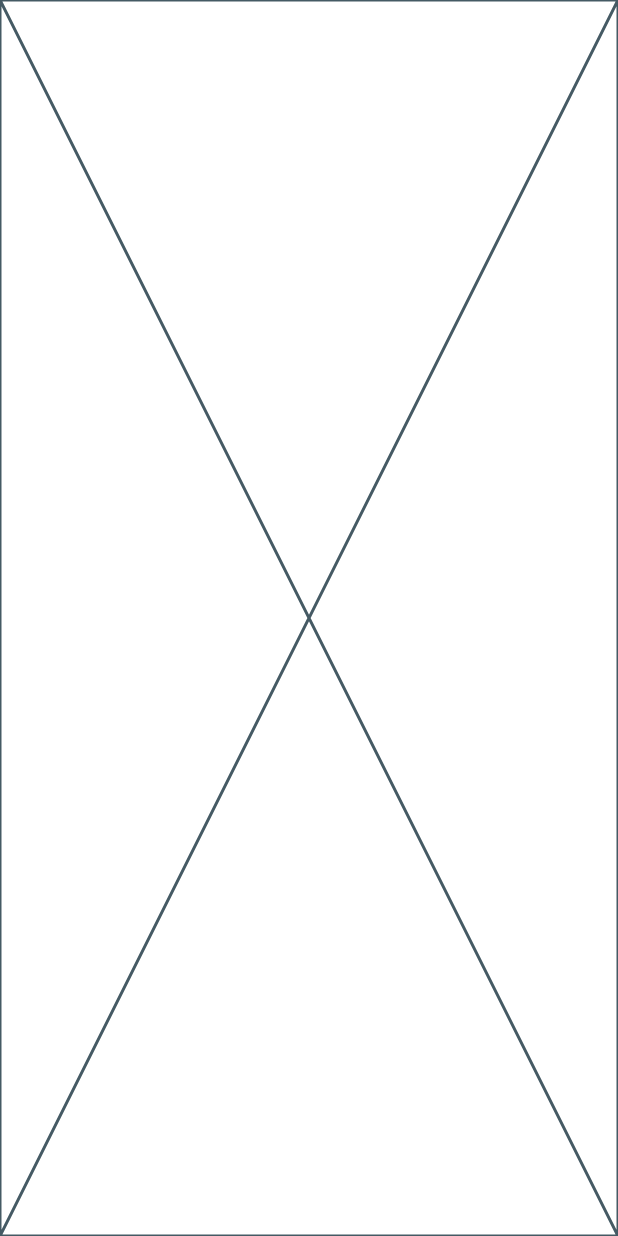
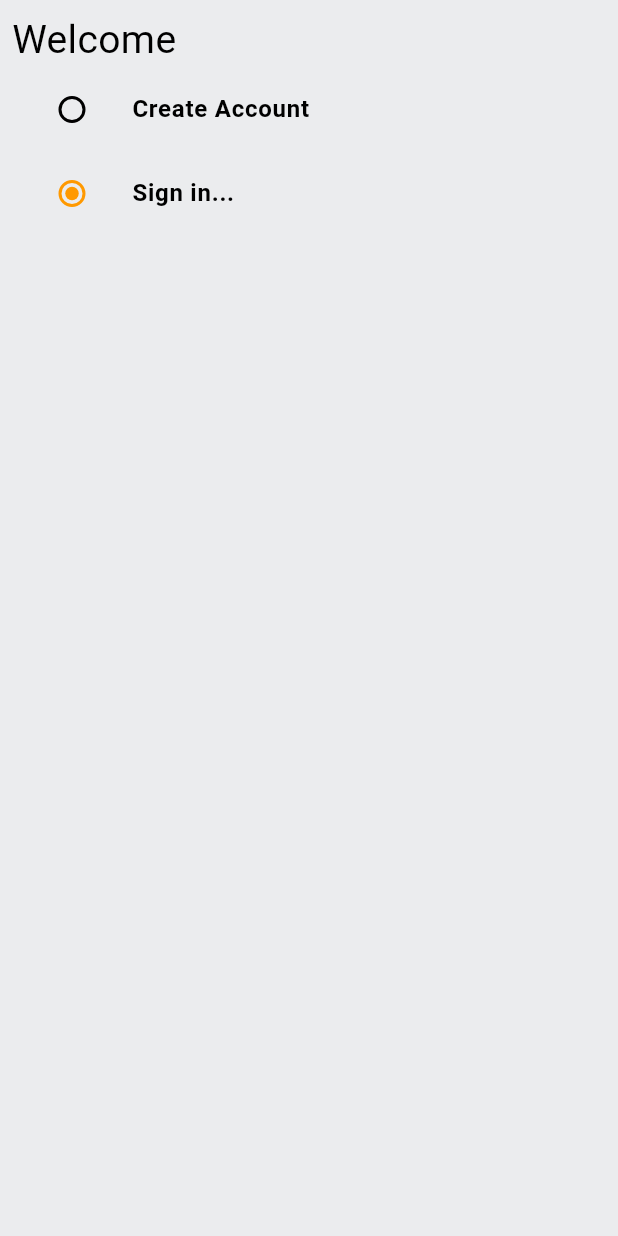
Before and after one commit to muproject990/amazonclone, a Flutter app: the screen it shows after launch, on a phone screen of 412 x 824 dp. Run offline on Flutter 3.47's test engine with Material 3 defaults, Android fonts, the phone set to English and light mode, and no system bars.

Commit message:
sign up ui created

```diff
--- a/lib/features/auth/screens/auth-screen.dart
+++ b/lib/features/auth/screens/auth-screen.dart
@@ -1,4 +1,12 @@
+import 'package:ecommerce_android_app/common/widgets/custom_button.dart';
+import 'package:ecommerce_android_app/common/widgets/custom_textfield.dart';
+import 'package:ecommerce_android_app/constants/globalvaariables.dart';
 import 'package:flutter/material.dart';
+
+enum Auth {
+  signin,
+  signup,
+}
 
 class AuthScreen extends StatefulWidget {
   static const String routeName = 'auth-screen';
@@ -9,8 +17,108 @@
 }
 
 class _AuthScreenState extends State<AuthScreen> {
+  Auth _authMode = Auth.signin;
+  final _signUpformKey = GlobalKey<FormState>();
+  final _signInformKey = GlobalKey<FormState>();
+  final TextEditingController _nameController = TextEditingController();
+  final TextEditingController _emailController = TextEditingController();
+  final TextEditingController _passwordController = TextEditingController();
+
+  @override
+  void dispose() {
+    _nameController.dispose();
+    _emailController.dispose();
+    _passwordController.dispose();
+    super.dispose();
+  }
+
   @override
   Widget build(BuildContext context) {
-    return const Placeholder();
+    return Scaffold(
+      backgroundColor: GlobalVariables.greyBackgroundCOlor,
+      body: SafeArea(
+          child: Padding(
+        padding: const EdgeInsets.all(8),
+        child: Column(
+          crossAxisAlignment: CrossAxisAlignment.start,
+          children: [
+            const Text(
+              "Welcome",
+              style: TextStyle(fontSize: 26),
+            ),
+            ListTile(
+              tileColor: _authMode == Auth.signup
+                  ? GlobalVariables.backgroundColor
+                  : GlobalVariables.greyBackgroundCOlor,
+              title: const Text(
+                "Create Account",
+                style: TextStyle(
+                  fontWeight: FontWeight.bold,
+                ),
+              ),
+              leading: Radio(
+                value: Auth.signup,
+                groupValue: _authMode,
+                activeColor: GlobalVariables.secondaryColor,
+                onChanged: (Auth? value) {
+                  setState(() {
+                    _authMode = value!;
+                  });
+                },
+              ),
+            ),
+            if (_authMode == Auth.signup)
+              Container(
+                padding: const EdgeInsets.all(9),
+                color: GlobalVariables.backgroundColor,
+                child: Form(
+                  key: _signUpformKey,
+                  child: Column(
+                    children: [
+                      CustomTextfield(
+                        controller: _nameController,
+                        hintText: "Name",
+                      ),
+                      const SizedBox(height: 10),
+                      CustomTextfield(
+                        controller: _emailController,
+                        hintText: "Email",
+                      ),
+                      const SizedBox(height: 10),
+                      CustomTextfield(
+                        controller: _passwordController,
+                        hintText: "Password",
+                      ),
+                      const SizedBox(height: 10),
+                      CustomButton(
+                        text: "Sign Up",
+                        onTap: () {},
+                      )
+                    ],
+                  ),
+                ),
+              ),
+            ListTile(
+              title: const Text(
+                "Sign in...",
+                style: TextStyle(
+                  fontWeight: FontWeight.bold,
+                ),
+              ),
+              leading: Radio(
+                value: Auth.signin,
+                groupValue: _authMode,
+                activeColor: GlobalVariables.secondaryColor,
+                onChanged: (Auth? value) {
+                  setState(() {
+                    _authMode = value!;
+                  });
+                },
+              ),
+            )
+          ],
+        ),
+      )),
+    );
   }
 }
```
Also changed, not shown: lib/common/widgets/custom_button.dart (added, +22 -0 lines), lib/common/widgets/custom_textfield.dart (added, +29 -0 lines).
